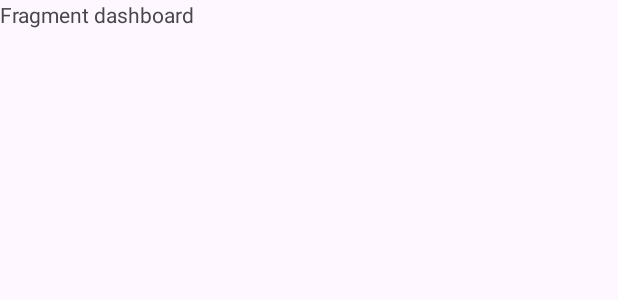
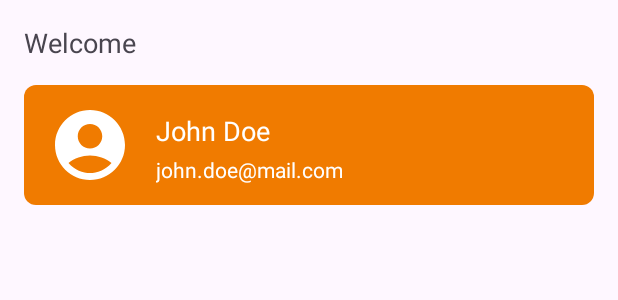
Before and after one commit to TomGuardd/MobileApp-MD, an Android app: the layout fragment_dashboard.xml on its own in the app's theme, with its tools: preview values and no code run, on a phone screen of 412 x 824 dp. Shown: the top 300 px of the screen. Run offline under Robolectric (Android 15) with nearby library versions, the phone set to English and light mode, and no system bars; network calls fail.

Commit message:
design the dashboard fragment

```diff
--- /dev/null
+++ b/app/src/main/res/drawable/bg_dashboard_profile.xml
@@ -0,0 +1,17 @@
+<?xml version="1.0" encoding="utf-8"?>
+<selector xmlns:android="http://schemas.android.com/apk/res/android">
+    <item android:state_pressed="true">
+        <shape>
+            <solid android:color="@color/orange_main" />
+            <corners android:radius="6dp" />
+            <padding android:left="4dp" android:right="4dp" />
+        </shape>
+    </item>
+    <item>
+        <shape>
+            <solid android:color="@color/orange_main" />
+            <corners android:radius="8dp" />
+            <padding android:left="4dp" android:right="4dp" />
+        </shape>
+    </item>
+</selector>
--- /dev/null
+++ b/app/src/main/res/drawable/ic_account_circle_white_48.xml
@@ -0,0 +1,5 @@
+<vector xmlns:android="http://schemas.android.com/apk/res/android" android:height="48dp" android:tint="#FFFFFF" android:viewportHeight="24" android:viewportWidth="24" android:width="48dp">
+
+    <path android:fillColor="@android:color/white" android:pathData="M12,2C6.48,2 2,6.48 2,12s4.48,10 10,10s10,-4.48 10,-10S17.52,2 12,2zM12,6c1.93,0 3.5,1.57 3.5,3.5S13.93,13 12,13s-3.5,-1.57 -3.5,-3.5S10.07,6 12,6zM12,20c-2.03,0 -4.43,-0.82 -6.14,-2.88C7.55,15.8 9.68,15 12,15s4.45,0.8 6.14,2.12C16.43,19.18 14.03,20 12,20z"/>
+
+</vector>
--- a/app/src/main/res/layout/fragment_dashboard.xml
+++ b/app/src/main/res/layout/fragment_dashboard.xml
@@ -1,18 +1,66 @@
 <?xml version="1.0" encoding="utf-8"?>
-<FrameLayout xmlns:android="http://schemas.android.com/apk/res/android"
+<androidx.constraintlayout.widget.ConstraintLayout xmlns:android="http://schemas.android.com/apk/res/android"
+    xmlns:app="http://schemas.android.com/apk/res-auto"
     xmlns:tools="http://schemas.android.com/tools"
     android:layout_width="match_parent"
     android:layout_height="match_parent"
-    xmlns:app="http://schemas.android.com/apk/res-auto"
+    android:paddingHorizontal="16dp"
     tools:context=".ui.dashboard.DashboardFragment">
 
     <TextView
-        android:layout_width="wrap_content"
+        android:id="@+id/tv_welcome"
+        android:layout_width="0dp"
         android:layout_height="wrap_content"
-        android:text="Fragment dashboard"
-        app:layout_constraintBottom_toBottomOf="parent"
+        android:layout_marginTop="16dp"
+        android:text="@string/welcome"
+        android:textSize="18sp"
         app:layout_constraintEnd_toEndOf="parent"
         app:layout_constraintStart_toStartOf="parent"
         app:layout_constraintTop_toTopOf="parent" />
 
-</FrameLayout>
+    <RelativeLayout
+        android:id="@+id/card_user"
+        android:layout_width="match_parent"
+        android:layout_height="wrap_content"
+        android:layout_marginTop="16dp"
+        android:background="@drawable/bg_dashboard_profile"
+        android:paddingHorizontal="16dp"
+        android:paddingVertical="12dp"
+        app:layout_constraintTop_toBottomOf="@id/tv_welcome">
+
+        <de.hdodenhof.circleimageview.CircleImageView
+            android:id="@+id/iv_profile"
+            android:layout_width="56dp"
+            android:layout_height="56dp"
+            android:layout_alignParentStart="true"
+            android:src="@drawable/ic_account_circle_white_48" />
+
+        <TextView
+            android:id="@+id/tv_name"
+            android:layout_width="match_parent"
+            android:layout_height="wrap_content"
+            android:layout_marginStart="16dp"
+            android:layout_marginTop="6dp"
+            android:layout_toEndOf="@id/iv_profile"
+            android:maxLines="1"
+            android:text="@string/dummy_username"
+            android:textColor="@color/white"
+            android:textSize="18sp" />
+
+        <TextView
+            android:id="@+id/tv_email"
+            android:layout_width="match_parent"
+            android:layout_height="wrap_content"
+            android:layout_below="@id/tv_name"
+            android:layout_marginStart="16dp"
+            android:layout_marginTop="4dp"
+            android:layout_marginEnd="16dp"
+            android:layout_toEndOf="@id/iv_profile"
+            android:maxLines="1"
+            android:text="@string/dummy_email"
+            android:textColor="@color/white"
+            android:textSize="14sp" />
+
+    </RelativeLayout>
+
+</androidx.constraintlayout.widget.ConstraintLayout>
--- a/app/src/main/res/values/strings.xml
+++ b/app/src/main/res/values/strings.xml
@@ -25,4 +25,5 @@
     <string name="logout">Logout</string>
     <string name="edit_email">Edit email</string>
     <string name="edit_name">Edit name</string>
+    <string name="welcome">Welcome</string>
 </resources>
```
